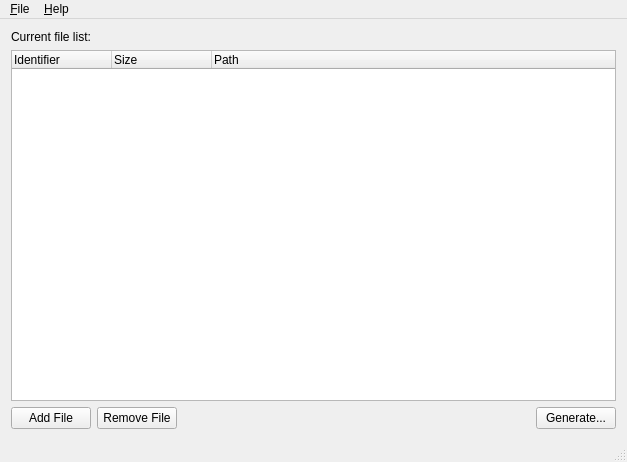
Old version of the form mainwindow.ui in the repository LuckyResistor/MicroDisk.
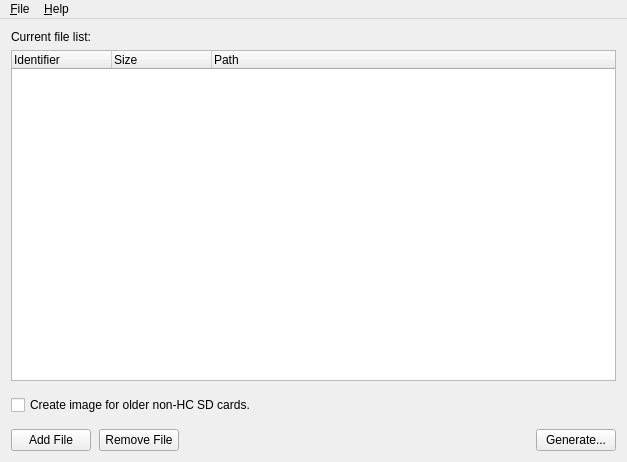
New version of the form.

Commit message:
Adding an option to generate images for older non-HC SD cards.
- This open just multiplies the start block with 512 to convert it into a byte value.

Diff of the .ui file:
```diff
--- a/mainwindow.ui
+++ b/mainwindow.ui
@@ -77,8 +77,56 @@
       </column>
      </widget>
     </item>
+    <item>
+     <spacer name="verticalSpacer">
+      <property name="orientation">
+       <enum>Qt::Vertical</enum>
+      </property>
+      <property name="sizeType">
+       <enum>QSizePolicy::Fixed</enum>
+      </property>
+      <property name="sizeHint" stdset="0">
+       <size>
+        <width>20</width>
+        <height>8</height>
+       </size>
+      </property>
+     </spacer>
+    </item>
+    <item>
+     <widget class="QCheckBox" name="nonHcCards">
+      <property name="toolTip">
+       <string>If you check this box, a special compatibility image format is created for older non-HC SD cards.</string>
+      </property>
+      <property name="statusTip">
+       <string>Create an image for older non-HC SD cards.</string>
+      </property>
+      <property name="text">
+       <string>Create image for older non-HC SD cards.</string>
+      </property>
+     </widget>
+    </item>
+    <item>
+     <spacer name="verticalSpacer_2">
+      <property name="orientation">
+       <enum>Qt::Vertical</enum>
+      </property>
+      <property name="sizeType">
+       <enum>QSizePolicy::Fixed</enum>
+      </property>
+      <property name="sizeHint" stdset="0">
+       <size>
+        <width>20</width>
+        <height>8</height>
+       </size>
+      </property>
+     </spacer>
+    </item>
     <item>
      <layout class="QHBoxLayout" name="horizontalLayout">
+      <property name="spacing">
+       <number>8</number>
+      </property>
       <property name="leftMargin">
        <number>0</number>
       </property>
@@ -158,7 +206,6 @@
    <addaction name="menuFile"/>
    <addaction name="menuHelp"/>
   </widget>
-  <widget class="QStatusBar" name="statusBar"/>
   <action name="actionGenerate">
    <property name="text">
     <string>&amp;Generate...</string>
```
The commit also changes 3 other files.
